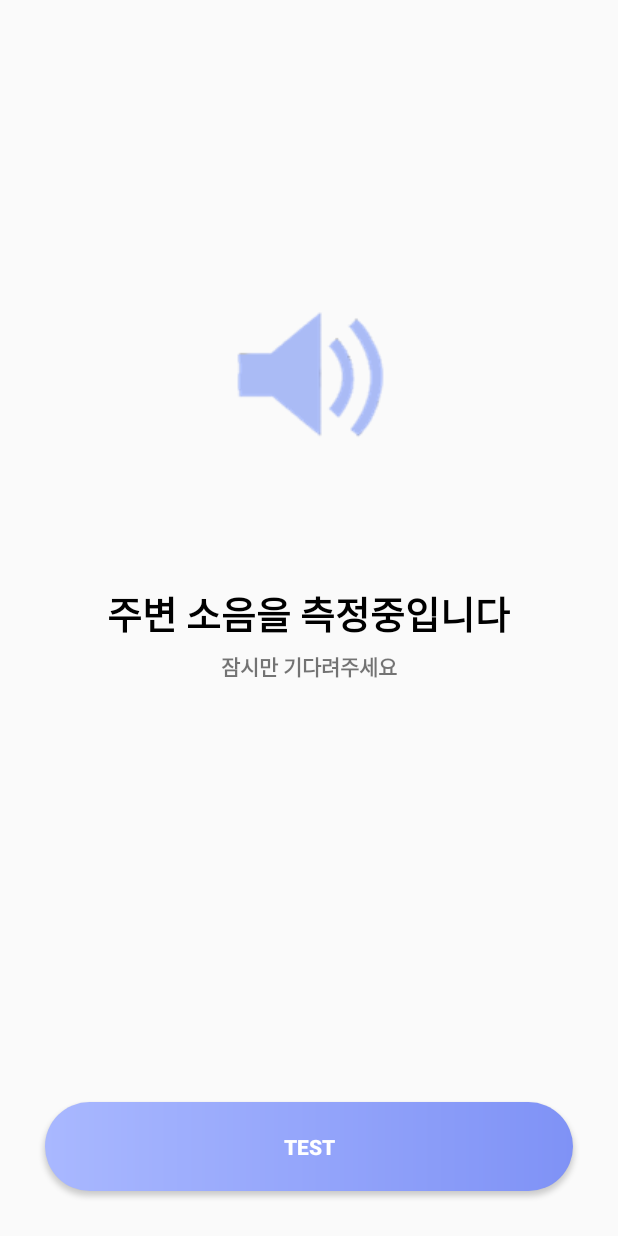
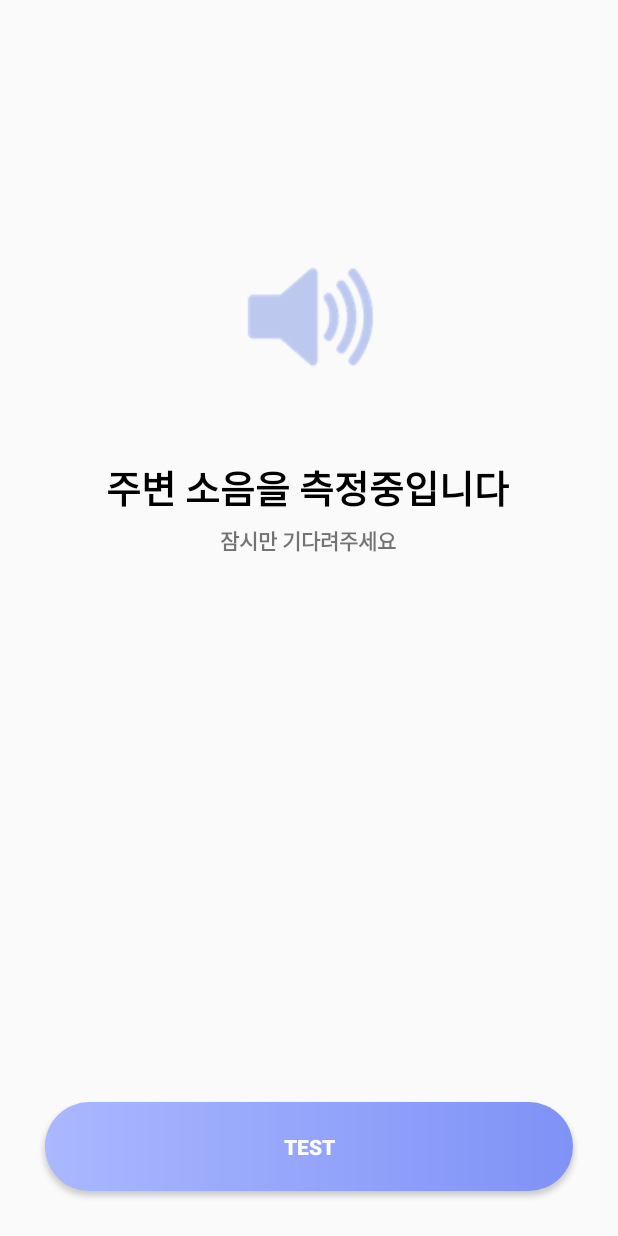
Before and after one commit to yonghanJu/PiPIX_Project, an Android app: the OnBoardingSecondFragment screen opened through its navigation route, on a phone screen of 412 x 824 dp. Run offline under Robolectric (Android 15) with nearby library versions, the phone set to English and light mode, and no system bars; our stand-ins replace navigation-ui.

Commit message:
Fix src
아이콘 이미지 변경

```diff
--- a/app/src/main/res/layout/fragment_on_boarding_first.xml
+++ b/app/src/main/res/layout/fragment_on_boarding_first.xml
@@ -30,7 +30,7 @@
         android:layout_width="wrap_content"
         android:layout_height="wrap_content"
         android:layout_marginTop="50dp"
-        android:src="@drawable/earphoneblue"
+        android:src="@drawable/img2"
         app:layout_constraintEnd_toEndOf="parent"
         app:layout_constraintStart_toStartOf="parent"
         app:layout_constraintTop_toTopOf="parent" />
--- a/app/src/main/res/layout/fragment_on_boarding_second.xml
+++ b/app/src/main/res/layout/fragment_on_boarding_second.xml
@@ -30,7 +30,7 @@
         android:layout_width="wrap_content"
         android:layout_height="wrap_content"
         android:layout_marginTop="165dp"
-        android:src="@drawable/earphoneblue2"
+        android:src="@drawable/img"
         app:layout_constraintEnd_toEndOf="parent"
         app:layout_constraintStart_toStartOf="parent"
         app:layout_constraintTop_toTopOf="parent" />
@@ -39,7 +39,7 @@
         android:id="@+id/on_boarding_second_textview_text1"
         android:layout_width="wrap_content"
         android:layout_height="wrap_content"
-        android:layout_marginTop="42dp"
+        android:layout_marginTop="50dp"
         android:text="주변 소음을 측정중입니다"
         android:textColor="@color/black"
         android:textSize="25sp"
```
